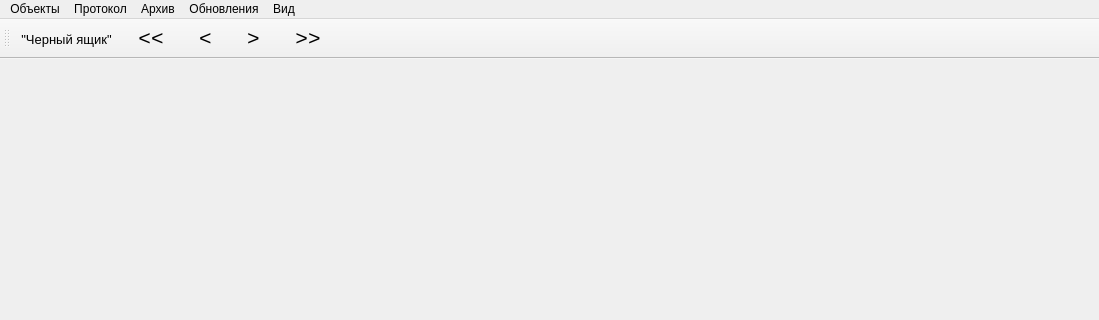
Old version of the form armtools/mainwindow.ui in the repository eugene-pa/armdncqt; both pictures show x 0 to 1099 and y 0 to 320 of the 1099 by 633 pixel window.
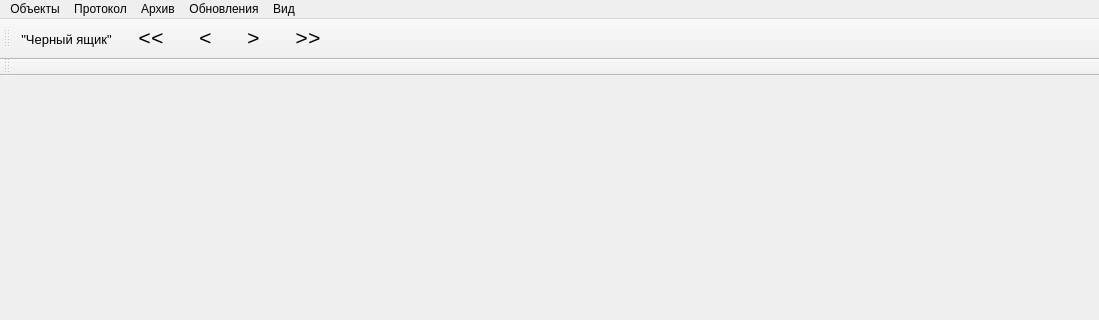
New version of the form.

The edit to the form file:
```diff
--- a/armtools/mainwindow.ui
+++ b/armtools/mainwindow.ui
@@ -104,6 +104,17 @@
    <addaction name="actionNext"/>
   </widget>
   <widget class="QStatusBar" name="statusBar"/>
+  <widget class="QToolBar" name="toolBar2">
+   <property name="windowTitle">
+    <string>toolBar</string>
+   </property>
+   <attribute name="toolBarArea">
+    <enum>TopToolBarArea</enum>
+   </attribute>
+   <attribute name="toolBarBreak">
+    <bool>true</bool>
+   </attribute>
+  </widget>
   <action name="action_RC">
    <property name="checkable">
     <bool>true</bool>
```
Left out of the diff: 12 changed lines with no effect on the pictures.
